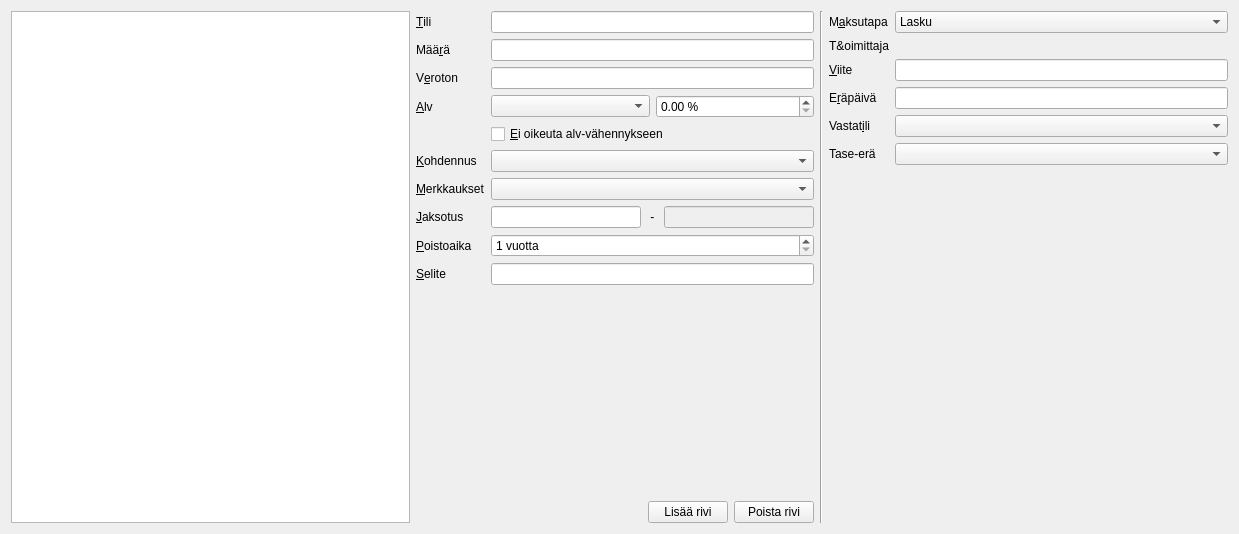
This is kitupiikki/apuri/tulomenoapuri.ui in artoh/kitupiikki as Qt 5 draws it before an edit. The edited form follows.
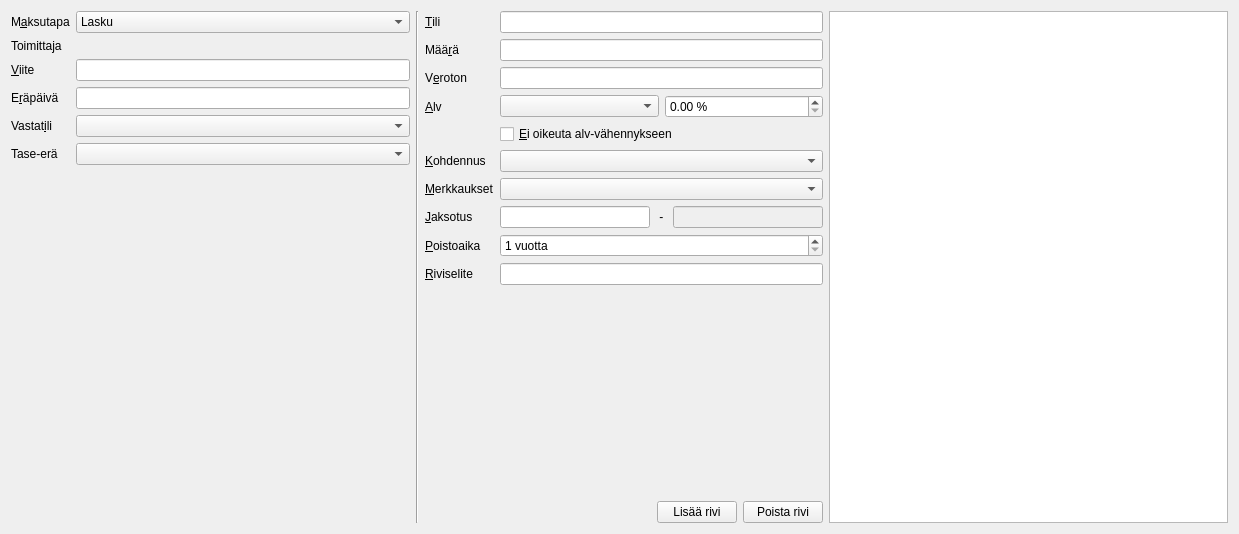
This is the edited form. Icons and pictures are not drawn. Custom widgets are drawn as their Qt base class.

Diff of the .ui file:
```diff
--- a/kitupiikki/apuri/tulomenoapuri.ui
+++ b/kitupiikki/apuri/tulomenoapuri.ui
@@ -15,12 +15,177 @@
   </property>
   <layout class="QHBoxLayout" name="horizontalLayout_5">
    <item>
-    <widget class="QTableView" name="tilellaView">
-     <property name="selectionMode">
-      <enum>QAbstractItemView::SingleSelection</enum>
-     </property>
-     <property name="selectionBehavior">
-      <enum>QAbstractItemView::SelectRows</enum>
+    <layout class="QVBoxLayout" name="verticalLayout_2">
+     <item>
+      <layout class="QFormLayout" name="formLayout_2">
+       <item row="0" column="0">
+        <widget class="QLabel" name="maksutapaLabel">
+         <property name="text">
+          <string>M&amp;aksutapa</string>
+         </property>
+         <property name="buddy">
+          <cstring>maksutapaCombo</cstring>
+         </property>
+        </widget>
+       </item>
+       <item row="0" column="1">
+        <widget class="QComboBox" name="maksutapaCombo">
+         <item>
+          <property name="text">
+           <string>Lasku</string>
+          </property>
+          <property name="icon">
+           <iconset resource="../pic/pic.qrc">
+            <normaloff>:/pic/lasku.png</normaloff>:/pic/lasku.png</iconset>
+          </property>
+         </item>
+         <item>
+          <property name="text">
+           <string>Pankkitili</string>
+          </property>
+          <property name="icon">
+           <iconset resource="../pic/pic.qrc">
+            <normaloff>:/pic/pankki.png</normaloff>:/pic/pankki.png</iconset>
+          </property>
+         </item>
+         <item>
+          <property name="text">
+           <string>Luottokortti</string>
+          </property>
+          <property name="icon">
+           <iconset resource="../pic/pic.qrc">
+            <normaloff>:/pic/luottokortti.png</normaloff>:/pic/luottokortti.png</iconset>
+          </property>
+         </item>
+         <item>
+          <property name="text">
+           <string>Käteinen</string>
+          </property>
+          <property name="icon">
+           <iconset resource="../pic/pic.qrc">
+            <normaloff>:/pic/kateinen.png</normaloff>:/pic/kateinen.png</iconset>
+          </property>
+         </item>
+         <item>
+          <property name="text">
+           <string>Yksityissijoitus</string>
+          </property>
+          <property name="icon">
+           <iconset resource="../pic/pic.qrc">
+            <normaloff>:/pic/rahaa.png</normaloff>:/pic/rahaa.png</iconset>
+          </property>
+         </item>
+         <item>
+          <property name="text">
+           <string>Hyvitys</string>
+          </property>
+          <property name="icon">
+           <iconset resource="../pic/pic.qrc">
+            <normaloff>:/pic/poista.png</normaloff>:/pic/poista.png</iconset>
+          </property>
+         </item>
+         <item>
+          <property name="text">
+           <string>Aiempi ennakkolasku</string>
+          </property>
+          <property name="icon">
+           <iconset resource="../pic/pic.qrc">
+            <normaloff>:/pic/lasku.png</normaloff>:/pic/lasku.png</iconset>
+          </property>
+         </item>
+        </widget>
+       </item>
+       <item row="1" column="0">
+        <widget class="QLabel" name="toimittajaLabel">
+         <property name="text">
+          <string>Toimittaja</string>
+         </property>
+        </widget>
+       </item>
+       <item row="1" column="1">
+        <layout class="QHBoxLayout" name="horizontalLayout_4">
+         <item>
+          <widget class="AsiakasToimittajaValinta" name="asiakasToimittaja" native="true">
+           <property name="focusPolicy">
+            <enum>Qt::TabFocus</enum>
+           </property>
+          </widget>
+         </item>
+        </layout>
+       </item>
+       <item row="2" column="0">
+        <widget class="QLabel" name="viiteLabel">
+         <property name="text">
+          <string>&amp;Viite</string>
+         </property>
+         <property name="buddy">
+          <cstring>viiteEdit</cstring>
+         </property>
+        </widget>
+       </item>
+       <item row="2" column="1">
+        <widget class="QLineEdit" name="viiteEdit"/>
+       </item>
+       <item row="3" column="0">
+        <widget class="QLabel" name="erapaivaLabel">
+         <property name="text">
+          <string>E&amp;räpäivä</string>
+         </property>
+         <property name="buddy">
+          <cstring>erapaivaEdit</cstring>
+         </property>
+        </widget>
+       </item>
+       <item row="3" column="1">
+        <widget class="KpDateEdit" name="erapaivaEdit"/>
+       </item>
+       <item row="4" column="0">
+        <widget class="QLabel" name="vastatiliLabel">
+         <property name="text">
+          <string>Vastat&amp;ili</string>
+         </property>
+         <property name="buddy">
+          <cstring>vastatiliCombo</cstring>
+         </property>
+        </widget>
+       </item>
+       <item row="5" column="0">
+        <widget class="QLabel" name="eraLabel">
+         <property name="text">
+          <string>Tase-erä</string>
+         </property>
+         <property name="buddy">
+          <cstring>eraCombo</cstring>
+         </property>
+        </widget>
+       </item>
+       <item row="5" column="1">
+        <widget class="QComboBox" name="eraCombo"/>
+       </item>
+       <item row="4" column="1">
+        <widget class="TiliCombo" name="vastatiliCombo"/>
+       </item>
+      </layout>
+     </item>
+     <item>
+      <spacer name="verticalSpacer_2">
+       <property name="orientation">
+        <enum>Qt::Vertical</enum>
+       </property>
+       <property name="sizeHint" stdset="0">
+        <size>
+         <width>20</width>
+         <height>40</height>
+        </size>
+       </property>
+      </spacer>
+     </item>
+    </layout>
+   </item>
+   <item>
+    <widget class="Line" name="line">
+     <property name="orientation">
+      <enum>Qt::Vertical</enum>
      </property>
     </widget>
    </item>
@@ -178,7 +343,7 @@
        <item row="9" column="0">
         <widget class="QLabel" name="seliteLabel">
          <property name="text">
-          <string>&amp;Selite</string>
+          <string>&amp;Riviselite</string>
          </property>
          <property name="buddy">
           <cstring>seliteEdit</cstring>
@@ -258,210 +423,49 @@
     </layout>
    </item>
    <item>
-    <widget class="Line" name="line">
-     <property name="orientation">
-      <enum>Qt::Vertical</enum>
+    <widget class="QTableView" name="tilellaView">
+     <property name="selectionMode">
+      <enum>QAbstractItemView::SingleSelection</enum>
+     </property>
+     <property name="selectionBehavior">
+      <enum>QAbstractItemView::SelectRows</enum>
      </property>
     </widget>
    </item>
-   <item>
-    <layout class="QVBoxLayout" name="verticalLayout_2">
-     <item>
-      <layout class="QFormLayout" name="formLayout_2">
-       <item row="0" column="0">
-        <widget class="QLabel" name="maksutapaLabel">
-         <property name="text">
-          <string>M&amp;aksutapa</string>
-         </property>
-         <property name="buddy">
-          <cstring>maksutapaCombo</cstring>
-         </property>
-        </widget>
-       </item>
-       <item row="0" column="1">
-        <widget class="QComboBox" name="maksutapaCombo">
-         <item>
-          <property name="text">
-           <string>Lasku</string>
-          </property>
-          <property name="icon">
-           <iconset resource="../pic/pic.qrc">
-            <normaloff>:/pic/lasku.png</normaloff>:/pic/lasku.png</iconset>
-          </property>
-         </item>
-         <item>
-          <property name="text">
-           <string>Pankkitili</string>
-          </property>
-          <property name="icon">
-           <iconset resource="../pic/pic.qrc">
-            <normaloff>:/pic/pankki.png</normaloff>:/pic/pankki.png</iconset>
-          </property>
-         </item>
-         <item>
-          <property name="text">
-           <string>Luottokortti</string>
-          </property>
-          <property name="icon">
-           <iconset resource="../pic/pic.qrc">
-            <normaloff>:/pic/luottokortti.png</normaloff>:/pic/luottokortti.png</iconset>
-          </property>
-         </item>
-         <item>
-          <property name="text">
-           <string>Käteinen</string>
-          </property>
-          <property name="icon">
-           <iconset resource="../pic/pic.qrc">
-            <normaloff>:/pic/kateinen.png</normaloff>:/pic/kateinen.png</iconset>
-          </property>
-         </item>
-         <item>
-          <property name="text">
-           <string>Yksityissijoitus</string>
-          </property>
-          <property name="icon">
-           <iconset resource="../pic/pic.qrc">
-            <normaloff>:/pic/rahaa.png</normaloff>:/pic/rahaa.png</iconset>
-          </property>
-         </item>
-         <item>
-          <property name="text">
-           <string>Hyvitys</string>
-          </property>
-          <property name="icon">
-           <iconset resource="../pic/pic.qrc">
-            <normaloff>:/pic/poista.png</normaloff>:/pic/poista.png</iconset>
-          </property>
-         </item>
-         <item>
-          <property name="text">
-           <string>Aiempi ennakkolasku</string>
-          </property>
-          <property name="icon">
-           <iconset resource="../pic/pic.qrc">
-            <normaloff>:/pic/lasku.png</normaloff>:/pic/lasku.png</iconset>
-          </property>
-         </item>
-        </widget>
-       </item>
-       <item row="1" column="0">
-        <widget class="QLabel" name="toimittajaLabel">
-         <property name="text">
-          <string>T&amp;oimittaja</string>
-         </property>
-        </widget>
-       </item>
-       <item row="1" column="1">
-        <layout class="QHBoxLayout" name="horizontalLayout_4">
-         <item>
-          <widget class="AsiakasToimittajaValinta" name="asiakasToimittaja" native="true"/>
-         </item>
-        </layout>
-       </item>
-       <item row="2" column="0">
-        <widget class="QLabel" name="viiteLabel">
-         <property name="text">
-          <string>&amp;Viite</string>
-         </property>
-         <property name="buddy">
-          <cstring>viiteEdit</cstring>
-         </property>
-        </widget>
-       </item>
-       <item row="2" column="1">
-        <widget class="QLineEdit" name="viiteEdit"/>
-       </item>
-       <item row="3" column="0">
-        <widget class="QLabel" name="erapaivaLabel">
-         <property name="text">
-          <string>E&amp;räpäivä</string>
-         </property>
-         <property name="buddy">
-          <cstring>erapaivaEdit</cstring>
-         </property>
-        </widget>
-       </item>
-       <item row="3" column="1">
-        <widget class="KpDateEdit" name="erapaivaEdit"/>
-       </item>
-       <item row="4" column="0">
-        <widget class="QLabel" name="vastatiliLabel">
-         <property name="text">
-          <string>Vastat&amp;ili</string>
-         </property>
-         <property name="buddy">
-          <cstring>vastatiliCombo</cstring>
-         </property>
-        </widget>
-       </item>
-       <item row="5" column="0">
-        <widget class="QLabel" name="eraLabel">
-         <property name="text">
-          <string>Tase-erä</string>
-         </property>
-         <property name="buddy">
-          <cstring>eraCombo</cstring>
-         </property>
-        </widget>
-       </item>
-       <item row="5" column="1">
-        <widget class="QComboBox" name="eraCombo"/>
-       </item>
-       <item row="4" column="1">
-        <widget class="TiliCombo" name="vastatiliCombo"/>
-       </item>
-      </layout>
-     </item>
-     <item>
-      <spacer name="verticalSpacer_2">
-       <property name="orientation">
-        <enum>Qt::Vertical</enum>
-       </property>
-       <property name="sizeHint" stdset="0">
-        <size>
-         <width>20</width>
-         <height>40</height>
-        </size>
-       </property>
-      </spacer>
-     </item>
-    </layout>
-   </item>
   </layout>
  </widget>
  <customwidgets>
-  <customwidget>
-   <class>TilinvalintaLine</class>
-   <extends>QLineEdit</extends>
-   <header location="global">db/tilinvalintaline.h</header>
-  </customwidget>
-  <customwidget>
-   <class>KpEuroEdit</class>
-   <extends>QLineEdit</extends>
-   <header location="global">tools/kpeuroedit.h</header>
-  </customwidget>
   <customwidget>
    <class>KpDateEdit</class>
    <extends>QLineEdit</extends>
    <header location="global">tools/kpdateedit.h</header>
   </customwidget>
   <customwidget>
-   <class>TiliCombo</class>
-   <extends>QComboBox</extends>
-   <header location="global">tools/tilicombo.h</header>
+   <class>KpEuroEdit</class>
+   <extends>QLineEdit</extends>
+   <header location="global">tools/kpeuroedit.h</header>
   </customwidget>
   <customwidget>
    <class>CheckCombo</class>
    <extends>QComboBox</extends>
    <header location="global">tools/checkcombo.h</header>
   </customwidget>
+  <customwidget>
+   <class>TilinvalintaLine</class>
+   <extends>QLineEdit</extends>
+   <header>db/tilinvalintaline.h</header>
+  </customwidget>
   <customwidget>
    <class>AsiakasToimittajaValinta</class>
    <extends>QWidget</extends>
    <header location="global">rekisteri/asiakastoimittajavalinta.h</header>
    <container>1</container>
   </customwidget>
+  <customwidget>
+   <class>TiliCombo</class>
+   <extends>QComboBox</extends>
+   <header location="global">tools/tilicombo.h</header>
+  </customwidget>
  </customwidgets>
  <tabstops>
   <tabstop>tilellaView</tabstop>
```
Left out of the diff: 33 changed lines with no effect on the pictures.
